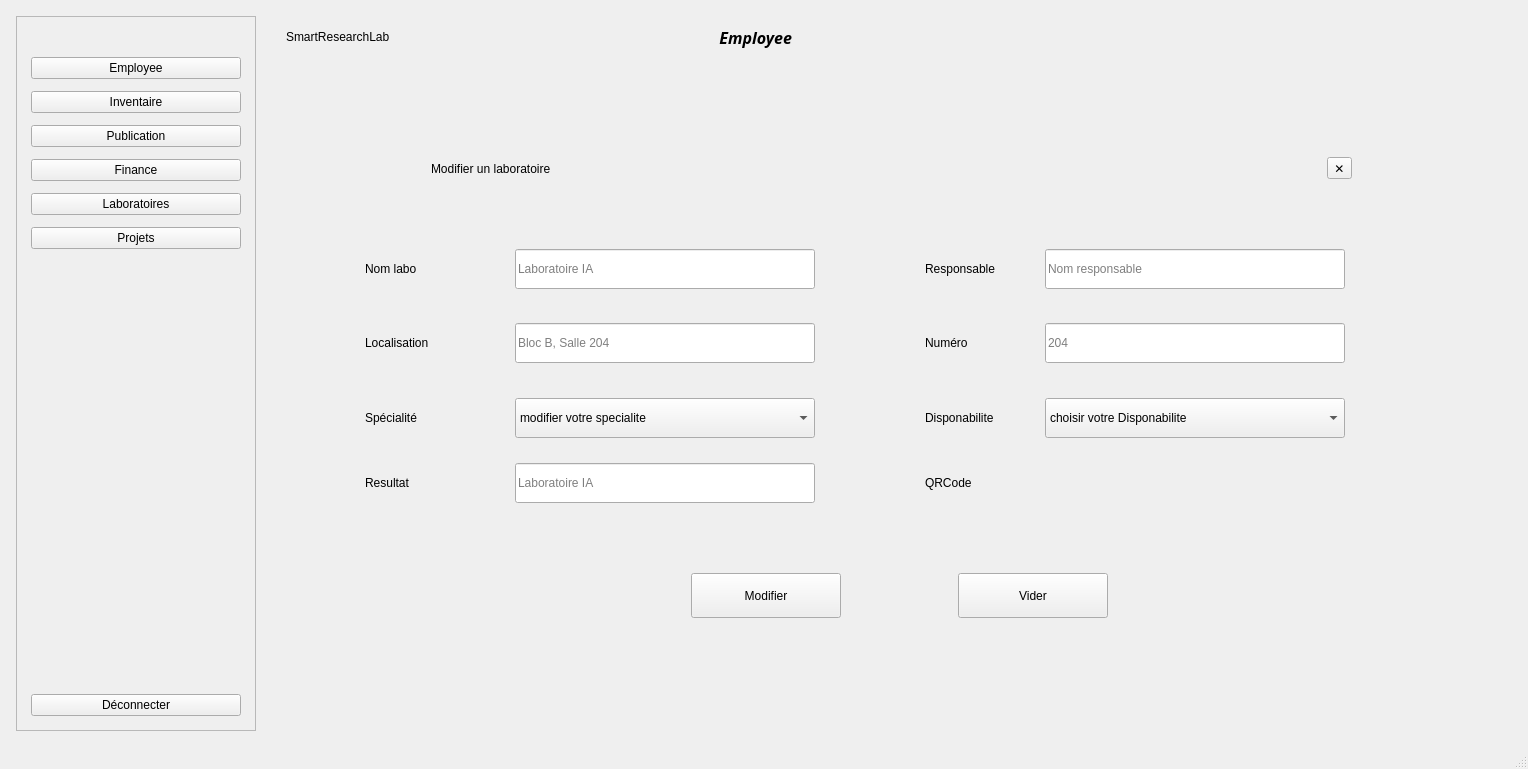
The window that mainwindow.ui (Esprit-UP-Algo/projetcpp2526-s2-2a12-smart-research-publication-management) describes before a commit, drawn with Qt 5.
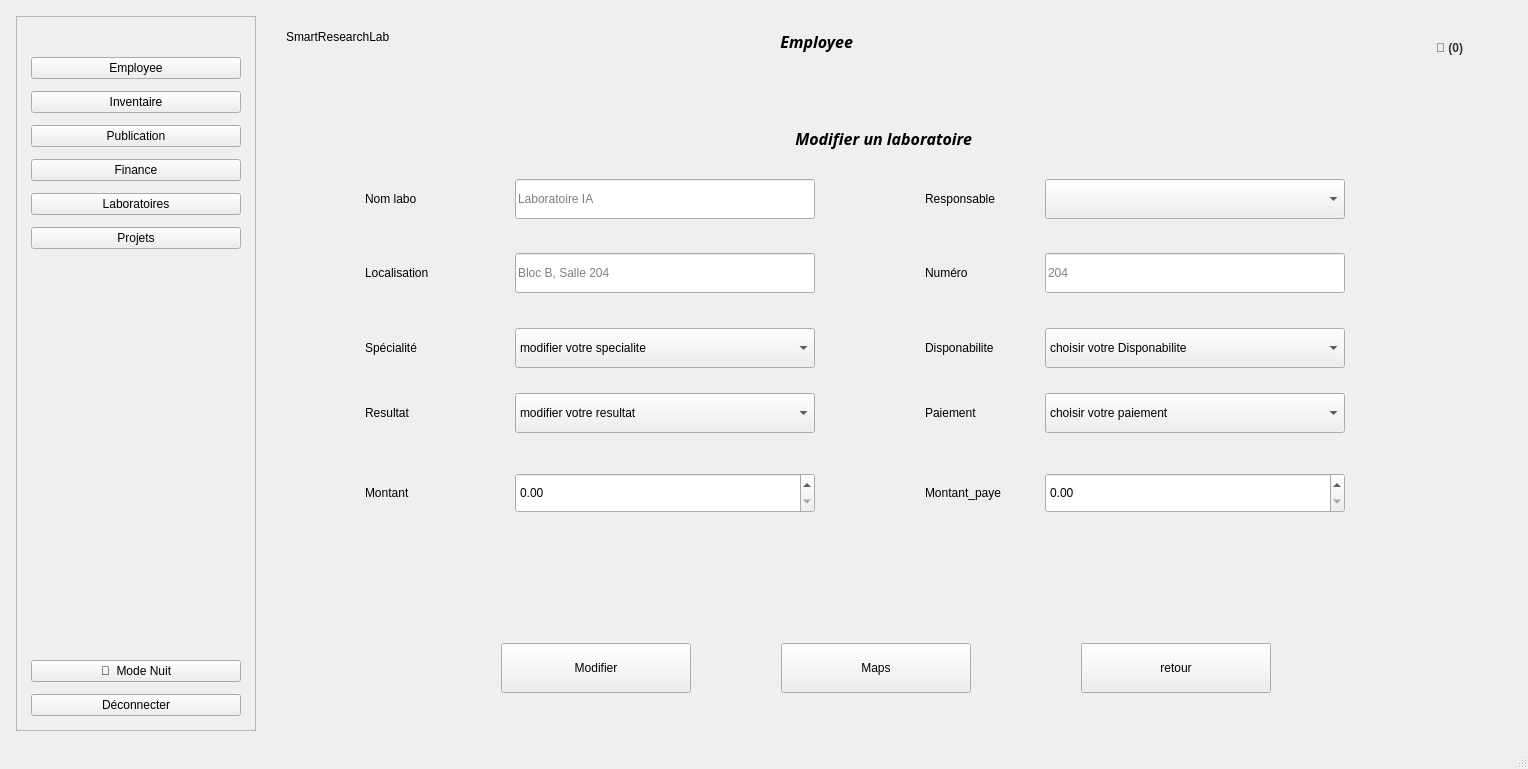
The same window after the commit. The open tabs and pages were chosen to show the change.

Diff of the .ui file:
```diff
--- a/mainwindow.ui
+++ b/mainwindow.ui
@@ -137,6 +137,16 @@
          </property>
         </spacer>
        </item>
+       <item>
+        <widget class="QPushButton" name="btnThemeToggle">
+         <property name="toolTip">
+          <string>Passer en thème sombre</string>
+         </property>
+         <property name="text">
+          <string>🌙  Mode Nuit</string>
+         </property>
+        </widget>
+       </item>
        <item>
         <widget class="QPushButton" name="btnDeconnecter">
          <property name="text">
@@ -203,10 +213,10 @@
         <widget class="QLabel" name="lblPageTitle">
          <property name="geometry">
           <rect>
-           <x>320</x>
+           <x>390</x>
            <y>10</y>
-           <width>200</width>
-           <height>22</height>
+           <width>191</width>
+           <height>31</height>
           </rect>
          </property>
          <property name="font">
@@ -224,6 +234,22 @@
           <set>Qt::AlignmentFlag::AlignRight|Qt::AlignmentFlag::AlignTrailing|Qt::AlignmentFlag::AlignVCenter</set>
          </property>
         </widget>
+        <widget class="QPushButton" name="btnNotif">
+         <property name="geometry">
+          <rect>
+           <x>1140</x>
+           <y>20</y>
+           <width>75</width>
+           <height>24</height>
+          </rect>
+         </property>
+         <property name="styleSheet">
+          <string notr="true">border: none; font-weight: bold; color: #333;</string>
+         </property>
+         <property name="text">
+          <string>🔔 (0)</string>
+         </property>
+        </widget>
        </widget>
       </item>
       <item>
@@ -4546,19 +4572,6 @@
                <string>voir statistiques</string>
               </property>
              </widget>
-             <widget class="QPushButton" name="btnAjouterPub_4">
-              <property name="geometry">
-               <rect>
-                <x>1010</x>
-                <y>440</y>
-                <width>170</width>
-                <height>41</height>
-               </rect>
-              </property>
-              <property name="text">
-               <string>Maps</string>
-              </property>
-             </widget>
              <widget class="QPushButton" name="btnAjouterPub_3">
               <property name="geometry">
                <rect>
@@ -4760,7 +4773,7 @@
                 <x>10</x>
                 <y>10</y>
                 <width>1191</width>
-                <height>581</height>
+                <height>601</height>
                </rect>
               </property>
               <property name="minimumSize">
@@ -4776,9 +4789,9 @@
                <property name="geometry">
                 <rect>
                  <x>74</x>
-                 <y>120</y>
+                 <y>50</y>
                  <width>1051</width>
-                 <height>331</height>
+                 <height>461</height>
                 </rect>
                </property>
                <property name="frameShape">
@@ -4797,7 +4810,7 @@
                  <string>Bloc B, Salle 204</string>
                 </property>
                </widget>
-               <widget class="QLineEdit" name="LabResponsible_5">
+               <widget class="QComboBox" name="LabResponsible_5">
                 <property name="geometry">
                  <rect>
                   <x>680</x>
@@ -4964,19 +4977,6 @@
                  </property>
                 </item>
                </widget>
-               <widget class="QLineEdit" name="LabName_13">
-                <property name="geometry">
-                 <rect>
-                  <x>150</x>
-                  <y>240</y>
-                  <width>300</width>
-                  <height>40</height>
-                 </rect>
-                </property>
-                <property name="placeholderText">
-                 <string>Laboratoire IA</string>
-                </property>
-               </widget>
                <widget class="QLabel" name="LblLabSpec_14">
                 <property name="geometry">
                  <rect>
@@ -5000,78 +5000,160 @@
                  </rect>
                 </property>
                 <property name="text">
-                 <string>QRCode</string>
+                 <string>Paiement</string>
                 </property>
                </widget>
-              </widget>
-              <widget class="QWidget" name="layoutWidget">
-               <property name="geometry">
-                <rect>
-                 <x>140</x>
-                 <y>30</y>
-                 <width>921</width>
-                 <height>71</height>
-                </rect>
-               </property>
-               <layout class="QHBoxLayout" name="popupLabsHeader_5">
+               <widget class="QComboBox" name="LabCap_6">
+                <property name="geometry">
+                 <rect>
+                  <x>680</x>
+                  <y>240</y>
+                  <width>300</width>
+                  <height>40</height>
+                 </rect>
+                </property>
                 <item>
-                 <widget class="QLabel" name="PopupTitleLabs_5">
-                  <property name="text">
-                   <string>Modifier un laboratoire</string>
-                  </property>
-                 </widget>
+                 <property name="text">
+                  <string>choisir votre paiement</string>
+                 </property>
                 </item>
                 <item>
-                 <spacer name="popupLabsHeaderSpacer_5">
-                  <property name="orientation">
-                   <enum>Qt::Orientation::Horizontal</enum>
-                  </property>
-                  <property name="sizeHint" stdset="0">
-                   <size>
-                    <width>40</width>
-                    <height>20</height>
-                   </size>
-                  </property>
-                 </spacer>
+                 <property name="text">
+                  <string>payer</string>
+                 </property>
                 </item>
                 <item>
-                 <widget class="QToolButton" name="BtnPopupCancelLabs_5">
-                  <property name="toolTip">
-                   <string>Fermer</string>
-                  </property>
-                  <property name="text">
-                   <string>✕</string>
-                  </property>
-                 </widget>
+                 <property name="text">
+                  <string>non payer</string>
+                 </property>
                 </item>
-               </layout>
-              </widget>
-              <widget class="QPushButton" name="BtnPopupResetLabs_5">
-               <property name="enabled">
-                <bool>true</bool>
-               </property>
-               <property name="geometry">
-                <rect>
-                 <x>667</x>
-                 <y>470</y>
-                 <width>150</width>
-                 <height>45</height>
-                </rect>
-               </property>
-               <property name="text">
-                <string>Vider</string>
-               </property>
-               <property name="property" stdset="0">
-                <string>ghost</string>
-               </property>
+               </widget>
+               <widget class="QComboBox" name="LabSpec_6">
+                <property name="geometry">
+                 <rect>
+                  <x>150</x>
+                  <y>240</y>
+                  <width>300</width>
+                  <height>40</height>
+                 </rect>
+                </property>
+                <item>
+                 <property name="text">
+                  <string>modifier votre resultat</string>
+                 </property>
+                </item>
+                <item>
+                 <property name="text">
+                  <string>prét</string>
+                 </property>
+                </item>
+                <item>
+                 <property name="text">
+                  <string>En attente</string>
+                 </property>
+                </item>
+                <item>
+                 <property name="text">
+                  <string>En exécution</string>
+                 </property>
+                </item>
+               </widget>
+               <widget class="QPushButton" name="BtnPopupResetLabs_5">
+                <property name="enabled">
+                 <bool>true</bool>
+                </property>
+                <property name="geometry">
+                 <rect>
+                  <x>-500</x>
+                  <y>350</y>
+                  <width>190</width>
+                  <height>50</height>
+                 </rect>
+                </property>
+                <property name="text">
+                 <string>Retour</string>
+                </property>
+                <property name="property" stdset="0">
+                 <string>ghost</string>
+                </property>
+               </widget>
+               <widget class="QLabel" name="label_22">
+                <property name="geometry">
+                 <rect>
+                  <x>0</x>
+                  <y>320</y>
+                  <width>130</width>
+                  <height>40</height>
+                 </rect>
+                </property>
+                <property name="text">
+                 <string>Montant</string>
+                </property>
+               </widget>
+               <widget class="QLabel" name="label_23">
+                <property name="geometry">
+                 <rect>
+                  <x>0</x>
+                  <y>1000</y>
+                  <width>130</width>
+                  <height>40</height>
+                 </rect>
+                </property>
+                <property name="text">
+                 <string>Reste</string>
+                </property>
+               </widget>
+               <widget class="QLabel" name="label_24">
+                <property name="geometry">
+                 <rect>
+                  <x>560</x>
+                  <y>320</y>
+                  <width>130</width>
+                  <height>40</height>
+                 </rect>
+                </property>
+                <property name="text">
+                 <string>Montant_paye</string>
+                </property>
+               </widget>
+               <widget class="QDoubleSpinBox" name="LabMontant_5">
+                <property name="geometry">
+                 <rect>
+                  <x>150</x>
+                  <y>320</y>
+                  <width>300</width>
+                  <height>40</height>
+                 </rect>
+                </property>
+               </widget>
+               <widget class="QLineEdit" name="LabReste_5">
+                <property name="geometry">
+                 <rect>
+                  <x>150</x>
+                  <y>1000</y>
+                  <width>300</width>
+                  <height>40</height>
+                 </rect>
+                </property>
+               </widget>
+               <widget class="QDoubleSpinBox" name="LabMontantPaye_5">
+                <property name="geometry">
+                 <rect>
+                  <x>680</x>
+                  <y>320</y>
+                  <width>300</width>
+                  <height>40</height>
+                 </rect>
+                </property>
+               </widget>
               </widget>
               <widget class="QPushButton" name="BtnPopupSaveLabs_5">
                <property name="geometry">
                 <rect>
-                 <x>400</x>
-                 <y>470</y>
-                 <width>150</width>
-                 <height>45</height>
+                 <x>210</x>
+                 <y>540</y>
+                 <width>190</width>
+                 <height>50</height>
                 </rect>
                </property>
                <property name="text">
@@ -5081,6 +5163,56 @@
                 <string>primary</string>
                </property>
               </widget>
+              <widget class="QPushButton" name="btnAjouterPub_4">
+               <property name="geometry">
+                <rect>
+                 <x>490</x>
+                 <y>540</y>
+                 <width>190</width>
+                 <height>50</height>
+                </rect>
+               </property>
+               <property name="text">
+                <string>Maps</string>
+               </property>
+              </widget>
+              <widget class="QPushButton" name="retour_stat_9">
+               <property name="geometry">
+                <rect>
+                 <x>790</x>
+                 <y>540</y>
+                 <width>190</width>
+                 <height>50</height>
+                </rect>
+               </property>
+               <property name="text">
+                <string>retour</string>
+               </property>
+              </widget>
+              <widget class="QLabel" name="lblPageTitle_4">
+               <property name="geometry">
+                <rect>
+                 <x>430</x>
+                 <y>10</y>
+                 <width>251</width>
+                 <height>51</height>
+                </rect>
+               </property>
+               <property name="font">
+                <font>
+                 <family>Vivaldi</family>
+                 <pointsize>12</pointsize>
+                 <italic>true</italic>
+                 <bold>true</bold>
+                </font>
+               </property>
+               <property name="text">
+                <string>Modifier un laboratoire</string>
+               </property>
+               <property name="alignment">
+                <set>Qt::AlignmentFlag::AlignRight|Qt::AlignmentFlag::AlignTrailing|Qt::AlignmentFlag::AlignVCenter</set>
+               </property>
+              </widget>
              </widget>
             </widget>
             <widget class="QWidget" name="ajouterL">
```
Left out of the diff: 2738 changed lines with no effect on the pictures.
